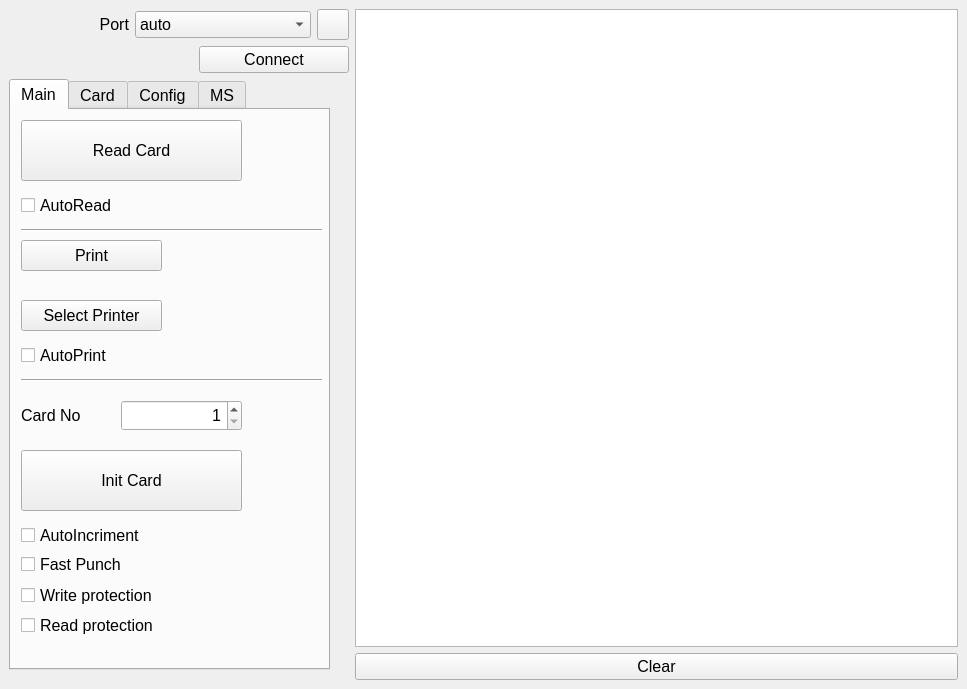
Qt form design.ui (sembruk/SportiduinoPQ) before a commit.
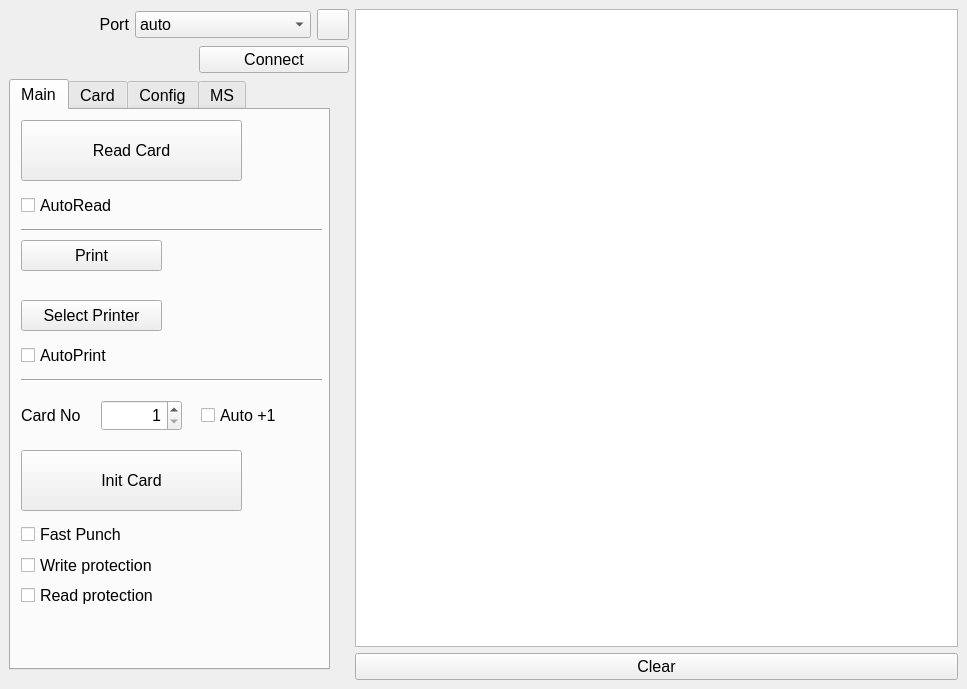
The same form after that commit.

Commit message: fix: move 'auto +1' checkbox

Patch:
```diff
--- a/design.ui
+++ b/design.ui
@@ -331,22 +331,22 @@
            <widget class="QCheckBox" name="cbAutoIncriment">
             <property name="geometry">
              <rect>
-              <x>10</x>
-              <y>410</y>
-              <width>301</width>
+              <x>190</x>
+              <y>290</y>
+              <width>91</width>
               <height>31</height>
              </rect>
             </property>
             <property name="text">
-             <string>AutoIncriment</string>
+             <string>Auto +1</string>
             </property>
            </widget>
            <widget class="QSpinBox" name="sbCardNumber">
             <property name="geometry">
              <rect>
-              <x>110</x>
+              <x>90</x>
               <y>290</y>
-              <width>121</width>
+              <width>81</width>
               <height>31</height>
              </rect>
             </property>
@@ -362,13 +362,16 @@
             <property name="maximum">
              <number>65535</number>
             </property>
+            <property name="value">
+             <number>1</number>
+            </property>
            </widget>
            <widget class="QLabel" name="label_11">
             <property name="geometry">
              <rect>
               <x>10</x>
               <y>290</y>
-              <width>91</width>
+              <width>71</width>
               <height>31</height>
              </rect>
             </property>
@@ -396,7 +399,7 @@
             <property name="geometry">
              <rect>
               <x>10</x>
-              <y>440</y>
+              <y>410</y>
               <width>301</width>
               <height>29</height>
              </rect>
@@ -413,7 +416,7 @@
             <property name="geometry">
              <rect>
               <x>10</x>
-              <y>470</y>
+              <y>440</y>
               <width>301</width>
               <height>31</height>
              </rect>
@@ -429,7 +432,7 @@
             <property name="geometry">
              <rect>
               <x>10</x>
-              <y>500</y>
+              <y>470</y>
               <width>301</width>
               <height>31</height>
              </rect>
```
The commit also changes 3 other files.
